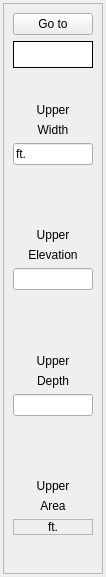
Before: the Qt Designer form src/segmentinfo.ui in nschindler-noaa/compass-RiverCheck, drawn with Qt 5.
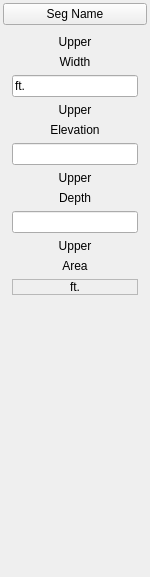
After: the same form once the commit is applied.

Patch:
```diff
--- a/src/segmentinfo.ui
+++ b/src/segmentinfo.ui
@@ -6,13 +6,19 @@
    <rect>
     <x>0</x>
     <y>0</y>
-    <width>100</width>
+    <width>150</width>
     <height>577</height>
    </rect>
   </property>
+  <property name="minimumSize">
+   <size>
+    <width>100</width>
+    <height>0</height>
+   </size>
+  </property>
   <property name="maximumSize">
    <size>
-    <width>100</width>
+    <width>150</width>
     <height>2000</height>
    </size>
   </property>
@@ -35,77 +41,36 @@
    <property name="bottomMargin">
     <number>3</number>
    </property>
+   <item>
+    <widget class="QPushButton" name="pushButton_goto">
+     <property name="minimumSize">
+      <size>
+       <width>100</width>
+       <height>0</height>
+      </size>
+     </property>
+     <property name="maximumSize">
+      <size>
+       <width>150</width>
+       <height>30</height>
+      </size>
+     </property>
+     <property name="text">
+      <string>Seg Name</string>
+     </property>
+    </widget>
+   </item>
    <item>
     <widget class="QFrame" name="frame">
      <property name="frameShape">
-      <enum>QFrame::StyledPanel</enum>
+      <enum>QFrame::NoFrame</enum>
      </property>
      <property name="frameShadow">
       <enum>QFrame::Sunken</enum>
      </property>
      <layout class="QVBoxLayout" name="verticalLayout_4">
-      <item>
-       <widget class="QPushButton" name="pushButton_goto">
-        <property name="text">
-         <string>Go to</string>
-        </property>
-       </widget>
-      </item>
-      <item>
-       <widget class="QTextEdit" name="textEdit_name">
-        <property name="sizePolicy">
-         <sizepolicy hsizetype="Preferred" vsizetype="Expanding">
-          <horstretch>0</horstretch>
-          <verstretch>0</verstretch>
-         </sizepolicy>
-        </property>
-        <property name="minimumSize">
-         <size>
-          <width>20</width>
-          <height>20</height>
-         </size>
-        </property>
-        <property name="maximumSize">
-         <size>
-          <width>16777213</width>
-          <height>50</height>
-         </size>
-        </property>
-        <property name="acceptDrops">
-         <bool>false</bool>
-        </property>
-        <property name="frameShape">
-         <enum>QFrame::Box</enum>
-        </property>
-        <property name="frameShadow">
-         <enum>QFrame::Plain</enum>
-        </property>
-        <property name="readOnly">
-         <bool>true</bool>
-        </property>
-        <property name="tabStopWidth">
-         <number>20</number>
-        </property>
-        <property name="textInteractionFlags">
-         <set>Qt::NoTextInteraction</set>
-        </property>
-       </widget>
-      </item>
       <item>
        <layout class="QVBoxLayout" name="verticalLayout">
-        <item>
-         <spacer name="verticalSpacer_2">
-          <property name="orientation">
-           <enum>Qt::Vertical</enum>
-          </property>
-          <property name="sizeHint" stdset="0">
-           <size>
-            <width>20</width>
-            <height>40</height>
-           </size>
-          </property>
-         </spacer>
-        </item>
         <item>
          <widget class="QLabel" name="label_dir_width">
           <property name="text">
@@ -136,36 +101,10 @@
           </property>
          </widget>
         </item>
-        <item>
-         <spacer name="verticalSpacer">
-          <property name="orientation">
-           <enum>Qt::Vertical</enum>
-          </property>
-          <property name="sizeHint" stdset="0">
-           <size>
-            <width>20</width>
-            <height>40</height>
-           </size>
-          </property>
-         </spacer>
-        </item>
        </layout>
       </item>
       <item>
        <layout class="QVBoxLayout" name="verticalLayout_2">
-        <item>
-         <spacer name="verticalSpacer_3">
-          <property name="orientation">
-           <enum>Qt::Vertical</enum>
-          </property>
-          <property name="sizeHint" stdset="0">
-           <size>
-            <width>20</width>
-            <height>40</height>
-           </size>
-          </property>
-         </spacer>
-        </item>
         <item>
          <widget class="QLabel" name="label_dir_elev">
           <property name="text">
@@ -193,36 +132,10 @@
           </property>
          </widget>
         </item>
-        <item>
-         <spacer name="verticalSpacer_4">
-          <property name="orientation">
-           <enum>Qt::Vertical</enum>
-          </property>
-          <property name="sizeHint" stdset="0">
-           <size>
-            <width>20</width>
-            <height>40</height>
-           </size>
-          </property>
-         </spacer>
-        </item>
        </layout>
       </item>
       <item>
        <layout class="QVBoxLayout" name="verticalLayout_3">
-        <item>
-         <spacer name="verticalSpacer_5">
-          <property name="orientation">
-           <enum>Qt::Vertical</enum>
-          </property>
-          <property name="sizeHint" stdset="0">
-           <size>
-            <width>20</width>
-            <height>40</height>
-           </size>
-          </property>
-         </spacer>
-        </item>
         <item>
          <widget class="QLabel" name="label_dir_depth">
           <property name="text">
@@ -250,36 +163,10 @@
           </property>
          </widget>
         </item>
-        <item>
-         <spacer name="verticalSpacer_6">
-          <property name="orientation">
-           <enum>Qt::Vertical</enum>
-          </property>
-          <property name="sizeHint" stdset="0">
-           <size>
-            <width>20</width>
-            <height>40</height>
-           </size>
-          </property>
-         </spacer>
-        </item>
        </layout>
       </item>
       <item>
        <layout class="QVBoxLayout" name="verticalLayout_6">
-        <item>
-         <spacer name="verticalSpacer_8">
-          <property name="orientation">
-           <enum>Qt::Vertical</enum>
-          </property>
-          <property name="sizeHint" stdset="0">
-           <size>
-            <width>20</width>
-            <height>40</height>
-           </size>
-          </property>
-         </spacer>
-        </item>
         <item>
          <widget class="QLabel" name="label_dir_area">
           <property name="text">
@@ -313,21 +200,21 @@
           </property>
          </widget>
         </item>
-        <item>
-         <spacer name="verticalSpacer_7">
-          <property name="orientation">
-           <enum>Qt::Vertical</enum>
-          </property>
-          <property name="sizeHint" stdset="0">
-           <size>
-            <width>20</width>
-            <height>40</height>
-           </size>
-          </property>
-         </spacer>
-        </item>
        </layout>
       </item>
+      <item>
+       <spacer name="verticalSpacer_7">
+        <property name="orientation">
+         <enum>Qt::Vertical</enum>
+        </property>
+        <property name="sizeHint" stdset="0">
+         <size>
+          <width>20</width>
+          <height>40</height>
+         </size>
+        </property>
+       </spacer>
+      </item>
      </layout>
     </widget>
    </item>
```
